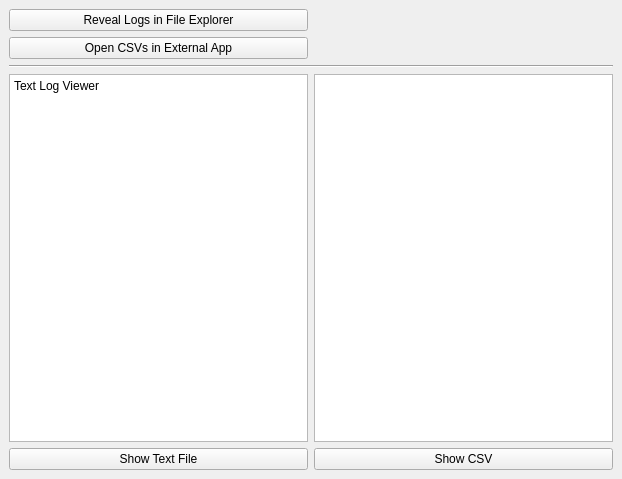
The window that Frontend/Windows/LogWindow/logwindow.ui (WPI-HPRC/gs-control-2024-2025) describes before a commit, drawn with Qt 5.
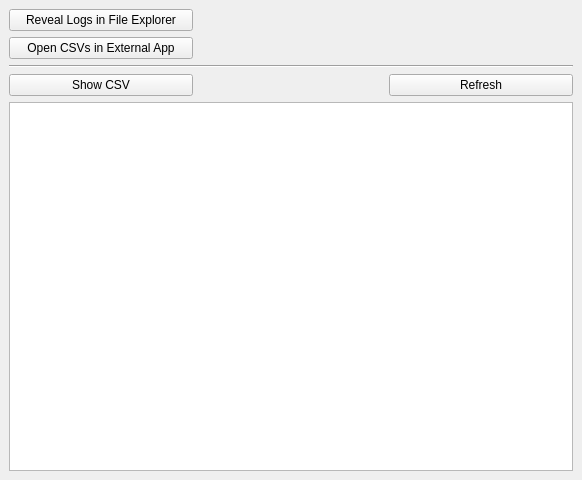
The same window after the commit. Icons and pictures are not drawn.

Commit message: added button to refresh the opened log

```diff
--- a/Frontend/Windows/LogWindow/logwindow.ui
+++ b/Frontend/Windows/LogWindow/logwindow.ui
@@ -6,8 +6,8 @@
    <rect>
     <x>0</x>
     <y>0</y>
-    <width>622</width>
-    <height>479</height>
+    <width>582</width>
+    <height>480</height>
    </rect>
   </property>
   <property name="windowTitle">
@@ -15,16 +15,6 @@
   </property>
   <widget class="QWidget" name="centralwidget">
    <layout class="QGridLayout" name="gridLayout">
-    <item row="7" column="0">
-     <widget class="QPushButton" name="pushButton_2">
-      <property name="text">
-       <string>Show Text File</string>
-      </property>
-     </widget>
-    </item>
-    <item row="6" column="1">
-     <widget class="QTableWidget" name="CsvLogViewer"/>
-    </item>
     <item row="3" column="0">
      <widget class="QPushButton" name="RevealLogs">
       <property name="text">
@@ -32,46 +22,46 @@
       </property>
      </widget>
     </item>
-    <item row="7" column="1">
+    <item row="8" column="0">
      <widget class="QPushButton" name="ShowCSV">
       <property name="text">
        <string>Show CSV</string>
       </property>
      </widget>
     </item>
-    <item row="4" column="0">
-     <widget class="QPushButton" name="OpenLogsDefault">
-      <property name="text">
-       <string>Open CSVs in External App</string>
-      </property>
-     </widget>
-    </item>
-    <item row="6" column="0">
-     <widget class="QPlainTextEdit" name="TextLogViewer">
-      <property name="undoRedoEnabled">
-       <bool>false</bool>
-      </property>
-      <property name="lineWrapMode">
-       <enum>QPlainTextEdit::LineWrapMode::NoWrap</enum>
-      </property>
-      <property name="readOnly">
-       <bool>true</bool>
-      </property>
-      <property name="plainText">
-       <string>Text Log Viewer</string>
-      </property>
-      <property name="placeholderText">
-       <string/>
-      </property>
-     </widget>
-    </item>
-    <item row="5" column="0" colspan="2">
+    <item row="7" column="0" colspan="3">
      <widget class="Line" name="line">
       <property name="orientation">
        <enum>Qt::Orientation::Horizontal</enum>
       </property>
      </widget>
     </item>
+    <item row="9" column="0" colspan="3">
+     <widget class="QTableWidget" name="CsvLogViewer"/>
+    </item>
+    <item row="6" column="0">
+     <widget class="QPushButton" name="OpenLogsDefault">
+      <property name="text">
+       <string>Open CSVs in External App</string>
+      </property>
+     </widget>
+    </item>
+    <item row="8" column="2">
+     <widget class="QPushButton" name="RefreshCSV">
+      <property name="text">
+       <string>Refresh</string>
+      </property>
+      <property name="icon">
+       <iconset theme="QIcon::ThemeIcon::ViewRefresh"/>
+      </property>
+      <property name="autoRepeat">
+       <bool>false</bool>
+      </property>
+      <property name="flat">
+       <bool>false</bool>
+      </property>
+     </widget>
+    </item>
    </layout>
   </widget>
  </widget>
```
The commit also changes 3 other files.
